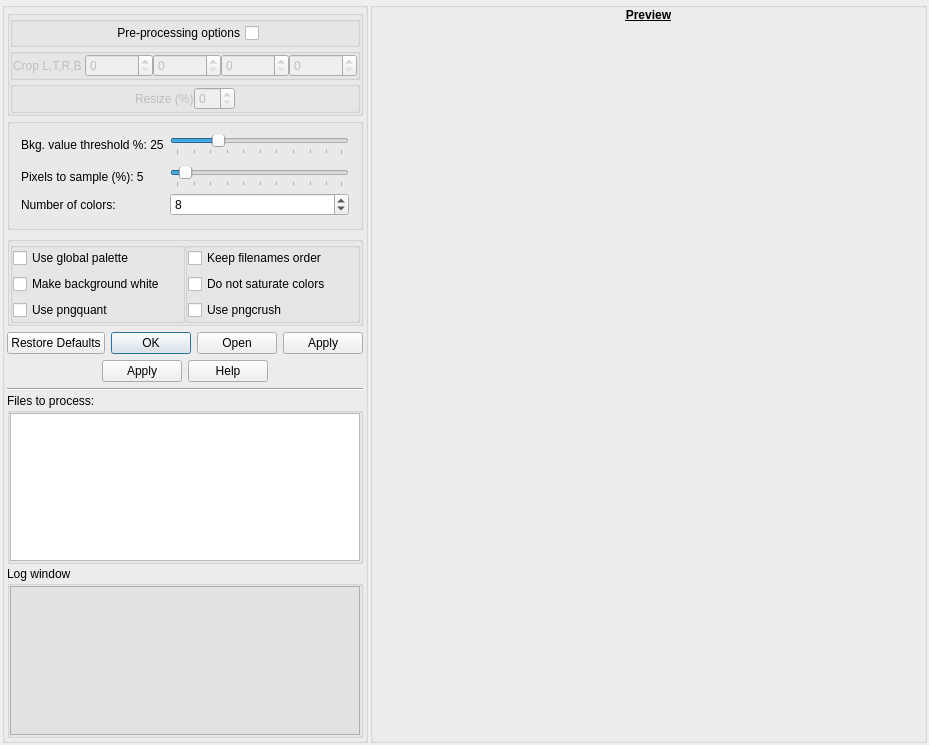
Qt form noteshrinkdialog.ui (clapautius/noteshrink-qt) before a commit.
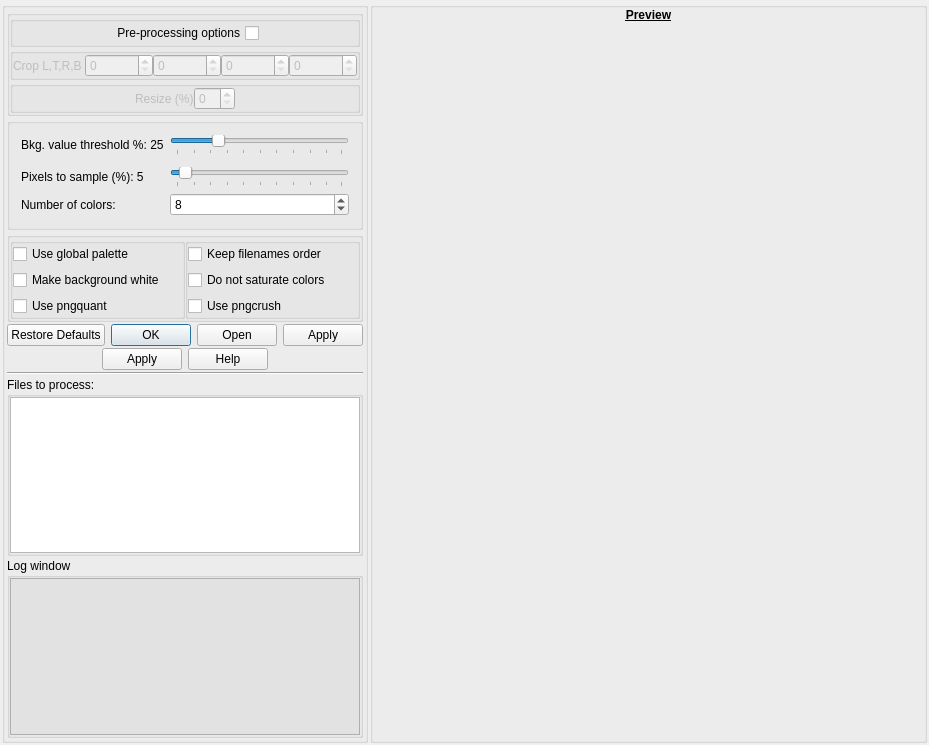
The same form after that commit.

```diff
--- a/noteshrinkdialog.ui
+++ b/noteshrinkdialog.ui
@@ -345,8 +345,6 @@
        </widget>
       </item>
       <item>
-       <layout class="QVBoxLayout" name="verticalLayout_2">
-        <item>
          <widget class="QGroupBox" name="groupBox_9">
           <property name="title">
            <string/>
@@ -591,8 +589,6 @@
            <enum>Qt::Horizontal</enum>
           </property>
          </widget>
-        </item>
-       </layout>
       </item>
       <item>
        <widget class="QGroupBox" name="groupBox_8">
```
Lines whose indentation alone changed are shown as unchanged.
